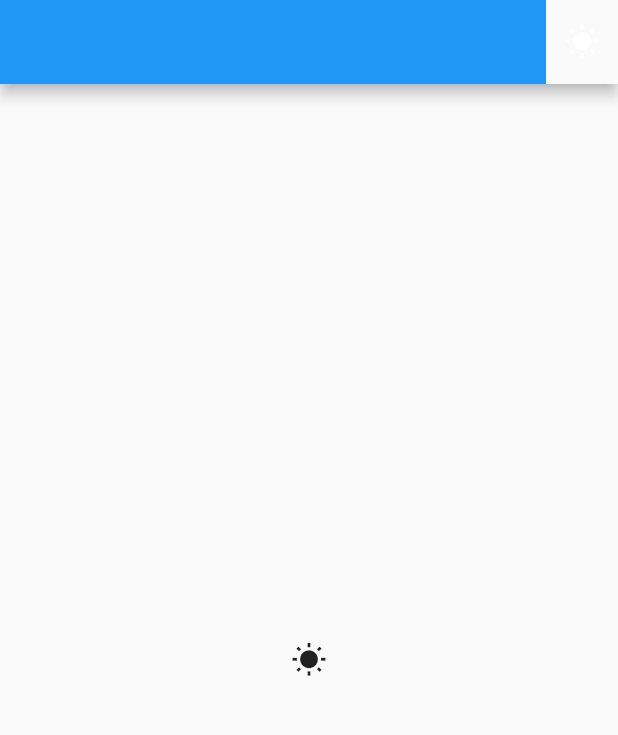
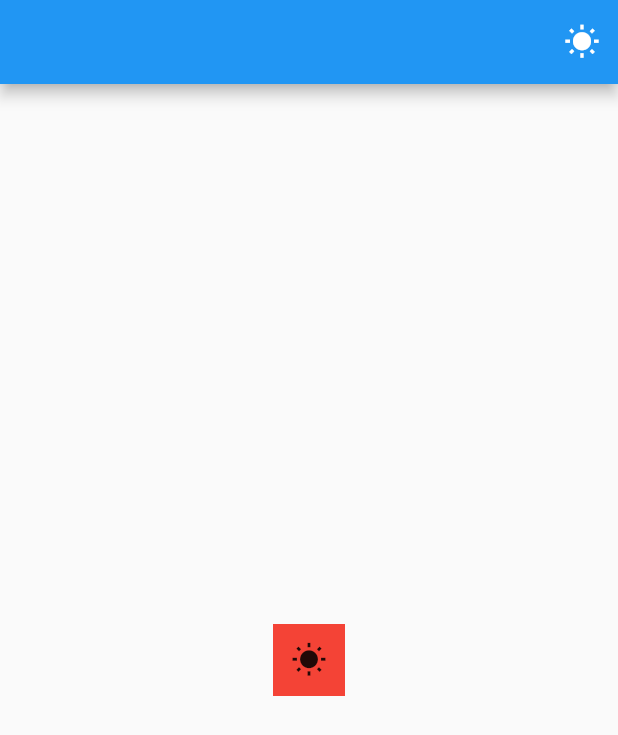
Before and after one commit to MAHakeem-MK/flutter_toggle_icon_button, a Flutter app: the screen it shows after launch, on a phone screen of 412 x 824 dp. Shown: the top 735 px of the screen. Run offline on Flutter 3.47's test engine with Material 2 defaults, Android fonts, the phone set to English and light mode, and no system bars.

Commit message:
background color

```diff
--- a/example/toggle_button_example/lib/main.dart
+++ b/example/toggle_button_example/lib/main.dart
@@ -41,6 +41,7 @@ class _HomePageState extends State<HomePage> {
         child: ToggleIconButton(
           icon1: Icons.wb_sunny,
           icon2: Icons.cloud,
+          backgroundColor: Colors.red,
           onPressed: () {
             print("You've clicked!");
           },
--- a/lib/toggle_icon_button.dart
+++ b/lib/toggle_icon_button.dart
@@ -7,10 +7,12 @@ class ToggleIconButton extends StatefulWidget {
   final IconData icon2;
   final Function onPressed;
   final TextDirection textDirection;
+  final Color backgroundColor;
   ToggleIconButton(
       {@required IconData this.icon1,
       @required IconData this.icon2,
       TextDirection this.textDirection = TextDirection.ltr,
+      Color this.backgroundColor,
       @required this.onPressed});
   _ToggleIconButtonState createState() => _ToggleIconButtonState();
 }
@@ -27,6 +29,7 @@ class _ToggleIconButtonState extends State<ToggleIconButton> {
   Widget build(BuildContext context) {
     return Directionality(
       child: Material(
+          color: widget.backgroundColor??Theme.of(context).primaryColor,
           child: IconButton(icon: Icon(_currentIcon), onPressed: toggle)),
       textDirection: widget.textDirection,
     );
```
